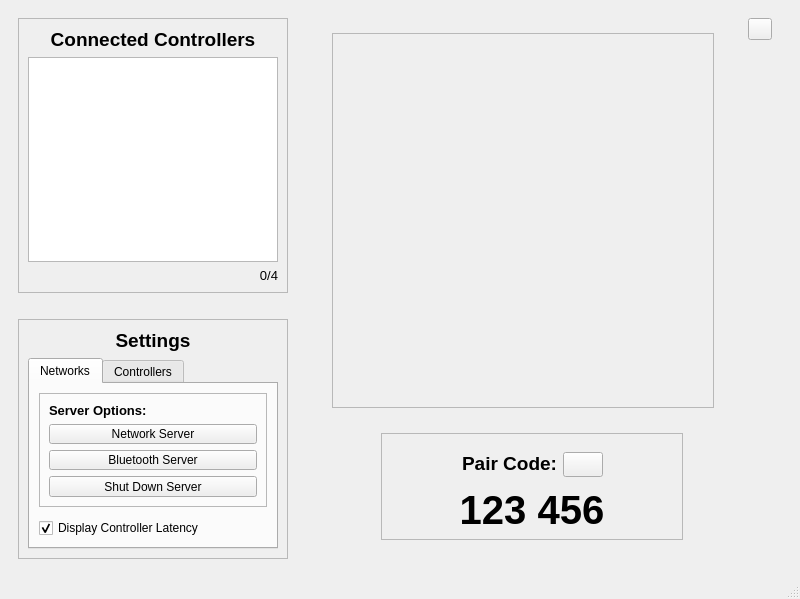
Above: PocketPad Server/PocketPad.ui from bdravis/Pocketpad before the change. Below: the same form after it.
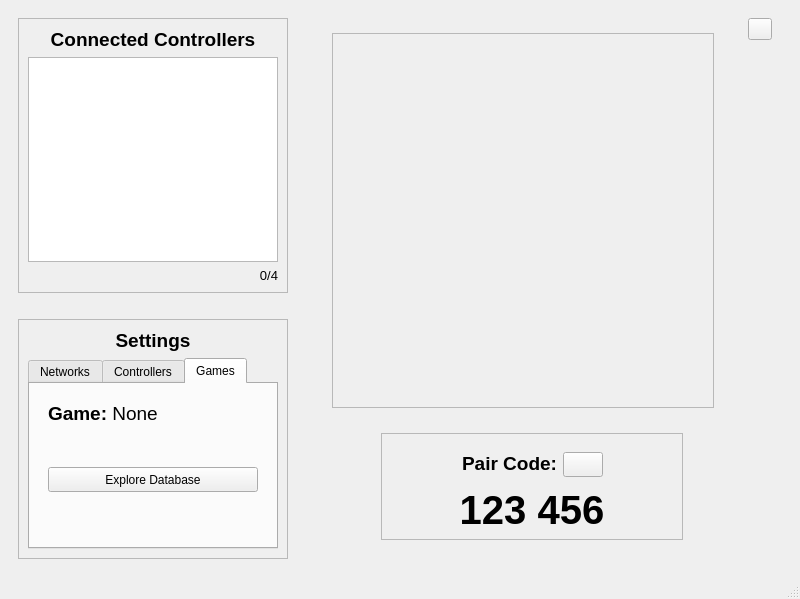
That is the form after the change. The open tabs and pages were chosen to show the change. Icons and pictures are not drawn.

Commit message: Implementation for database server-side (unfinished)

Diff of the .ui file:
```diff
--- a/PocketPad Server/PocketPad.ui
+++ b/PocketPad Server/PocketPad.ui
@@ -355,6 +355,86 @@
               </item>
              </layout>
             </widget>
+            <widget class="QWidget" name="games_tab">
+             <attribute name="title">
+              <string>Games</string>
+             </attribute>
+             <layout class="QVBoxLayout" name="verticalLayout_10">
+              <item>
+               <widget class="QWidget" name="game_settings" native="true">
+                <property name="sizePolicy">
+                 <sizepolicy hsizetype="Expanding" vsizetype="Expanding">
+                  <horstretch>0</horstretch>
+                  <verstretch>0</verstretch>
+                 </sizepolicy>
+                </property>
+                <layout class="QVBoxLayout" name="verticalLayout_11">
+                 <item>
+                  <widget class="QLabel" name="game_name">
+                   <property name="text">
+                    <string>&lt;html&gt;&lt;head/&gt;&lt;body&gt;&lt;p&gt;&lt;span style=&quot; font-size:14pt; font-weight:700;&quot;&gt;Game: &lt;/span&gt;&lt;span style=&quot; font-size:14pt;&quot;&gt;None&lt;/span&gt;&lt;/p&gt;&lt;/body&gt;&lt;/html&gt;</string>
+                   </property>
+                  </widget>
+                 </item>
+                 <item>
+                  <spacer name="games_spacer">
+                   <property name="orientation">
+                    <enum>Qt::Orientation::Vertical</enum>
+                   </property>
+                   <property name="sizeHint" stdset="0">
+                    <size>
+                     <width>20</width>
+                     <height>40</height>
+                    </size>
+                   </property>
+                  </spacer>
+                 </item>
+                 <item>
+                  <widget class="QPushButton" name="database_button">
+                   <property name="sizePolicy">
+                    <sizepolicy hsizetype="Expanding" vsizetype="Expanding">
+                     <horstretch>0</horstretch>
+                     <verstretch>0</verstretch>
+                    </sizepolicy>
+                   </property>
+                   <property name="minimumSize">
+                    <size>
+                     <width>0</width>
+                     <height>25</height>
+                    </size>
+                   </property>
+                   <property name="maximumSize">
+                    <size>
+                     <width>16777214</width>
+                     <height>50</height>
+                    </size>
+                   </property>
+                   <property name="styleSheet">
+                    <string notr="true">font: 12pt &quot;Segoe UI&quot;;</string>
+                   </property>
+                   <property name="text">
+                    <string>Explore Database</string>
+                   </property>
+                  </widget>
+                 </item>
+                 <item>
+                  <spacer name="verticalSpacer_5">
+                   <property name="orientation">
+                    <enum>Qt::Orientation::Vertical</enum>
+                   </property>
+                   <property name="sizeHint" stdset="0">
+                    <size>
+                     <width>20</width>
+                     <height>40</height>
+                    </size>
+                   </property>
+                  </spacer>
+                 </item>
+                </layout>
+               </widget>
+              </item>
+             </layout>
+            </widget>
            </widget>
           </item>
          </layout>
```
Left out of the diff: 4 changed lines with no effect on the pictures. The commit also changes 5 other files.
